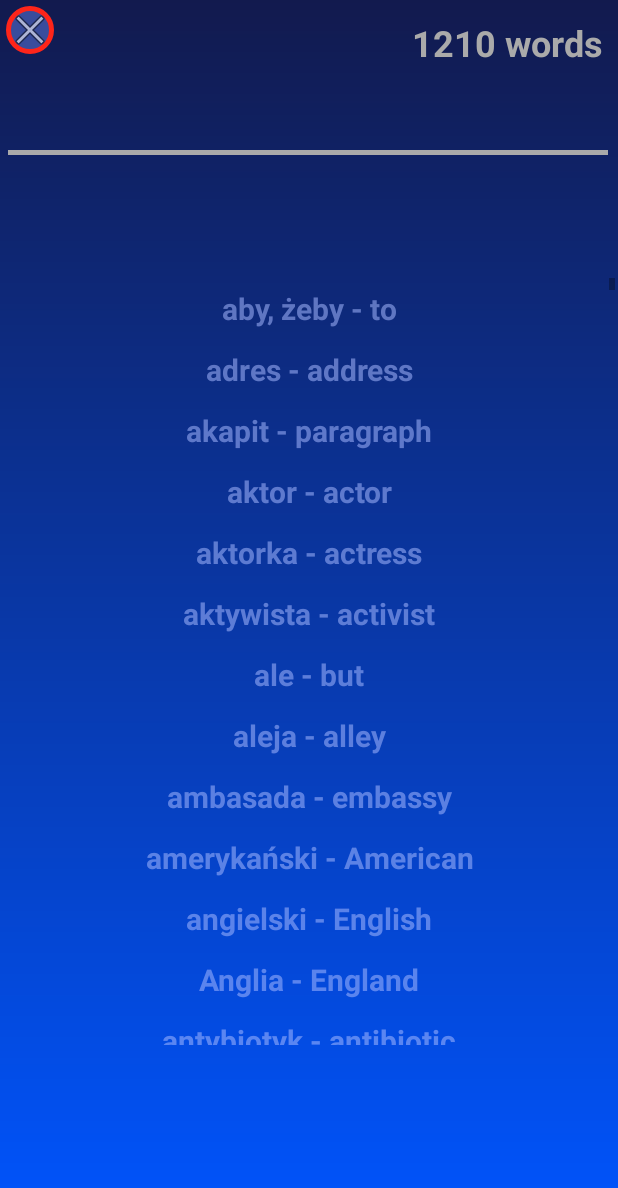
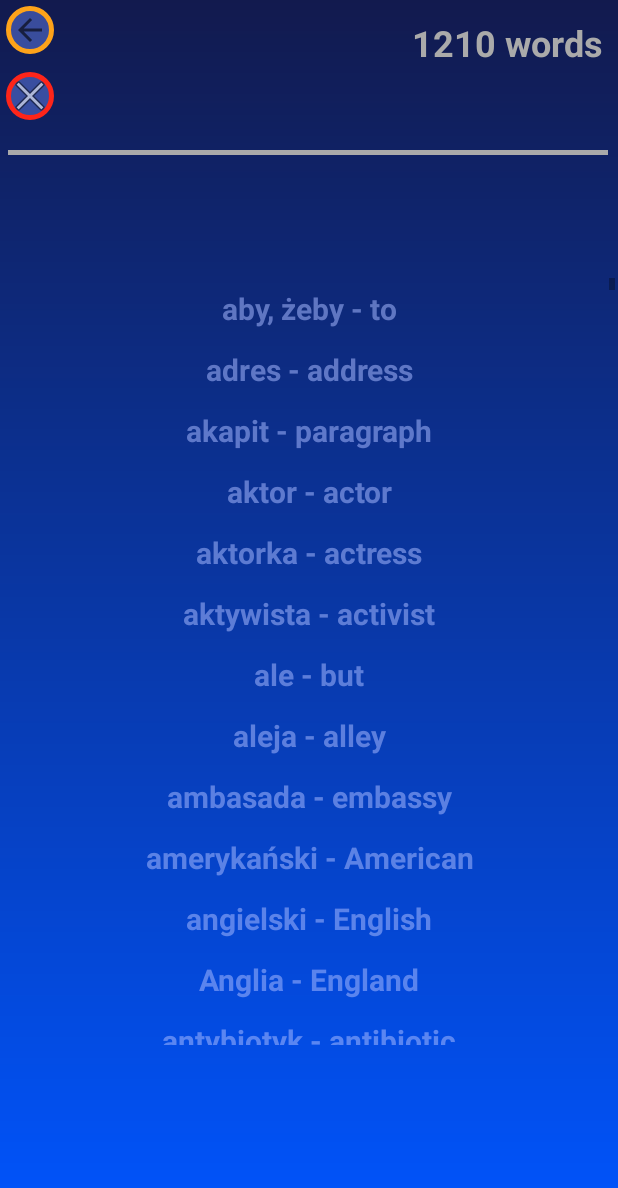
Before and after one commit to Aniquir/VocabularyLearningApp, an Android app: the ActivityDatabaseView screen opened directly, with no data from a screen before it, on a phone screen of 412 x 824 dp. Shown: the top 1188 px of the screen. Run offline under Robolectric (Android 15) with nearby library versions, the phone set to English and light mode, and no system bars; our stand-ins replace Room's generated code.

Commit message:
refactored exit and back buttons

```diff
--- a/app/src/main/java/example/com/vocabularylearningapp/activities/ActivityDatabaseView.java
+++ b/app/src/main/java/example/com/vocabularylearningapp/activities/ActivityDatabaseView.java
@@ -37,6 +37,16 @@ public class ActivityDatabaseView extends AppCompatActivity {
                 Intent myIntenet = new Intent(ActivityDatabaseView.this,
                         MainActivity.class);
                 startActivity(myIntenet);
+                finish();
+            }
+        });
+
+        ImageButton backToPreviousActivityButton = findViewById(R.id.imageButtonBackToPreviousActivity);
+        backToPreviousActivityButton.setOnClickListener(new View.OnClickListener() {
+            @Override
+            public void onClick(View v) {
+                Intent myIntent = new Intent(ActivityDatabaseView.this, ActivityAfterClickDbButton.class);
+                startActivity(myIntent);
                 finish();
             }
         });
--- /dev/null
+++ b/app/src/main/res/drawable/rounded_corners_of_back_button.xml
@@ -0,0 +1,7 @@
+<?xml version="1.0" encoding="utf-8"?>
+<shape xmlns:android="http://schemas.android.com/apk/res/android"
+    android:shape="rectangle" android:padding="10dp">
+    <solid android:color="#895c78de"/>
+    <corners android:radius="20dp"/>
+    <stroke android:width="5px" android:color="#fea31a" />
+</shape>
--- a/app/src/main/res/layout/activity_database_view.xml
+++ b/app/src/main/res/layout/activity_database_view.xml
@@ -52,10 +52,10 @@
         android:layout_alignParentStart="true"
         android:layout_alignParentTop="true"
         android:layout_marginStart="4dp"
-        android:layout_marginTop="4dp"
+        android:layout_marginTop="12dp"
         android:background="@drawable/rounded_corners_of_home_button"
         app:layout_constraintStart_toStartOf="parent"
-        app:layout_constraintTop_toTopOf="parent"
+        app:layout_constraintTop_toBottomOf="@+id/imageButtonBackToPreviousActivity"
         app:srcCompat="@android:drawable/ic_menu_close_clear_cancel" />
 
     <ImageView
@@ -71,5 +71,16 @@
         app:layout_constraintTop_toTopOf="parent"
         app:srcCompat="@android:color/darker_gray" />
 
+    <ImageButton
+        android:id="@+id/imageButtonBackToPreviousActivity"
+        android:layout_width="32dp"
+        android:layout_height="32dp"
+        android:layout_marginStart="4dp"
+        android:layout_marginTop="4dp"
+        android:background="@drawable/rounded_corners_of_back_button"
+        app:layout_constraintStart_toStartOf="parent"
+        app:layout_constraintTop_toTopOf="parent"
+        app:srcCompat="?android:attr/actionModeCloseDrawable" />
+
 
 </android.support.constraint.ConstraintLayout>
```
Also changed, not shown: app/src/main/res/layout/activity_after_click_db_button.xml (+4 -4 lines), app/src/main/res/layout/activity_after_click_start_button.xml (+4 -4 lines).
